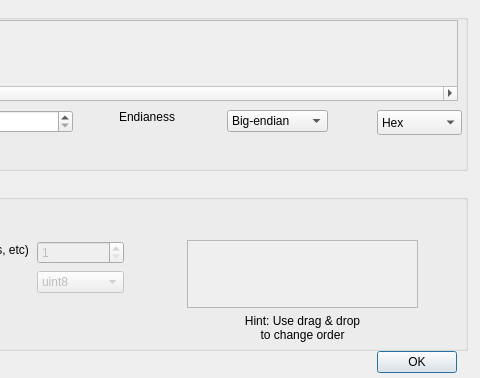
Above: src/LorrisAnalyzer/sourcedialog.ui from Tasssadar/Lorris before the change; both pictures show x 263 to 743 and y 0 to 378 of the 743 by 378 pixel window. Below: the same form after it.
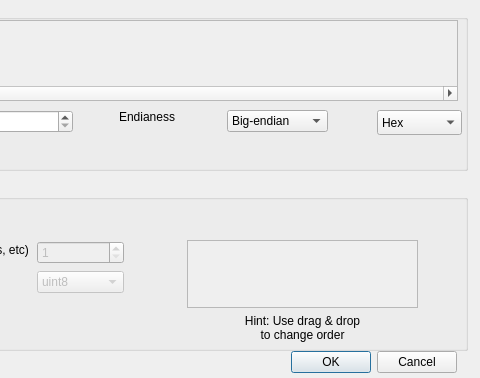
That is the form after the change.

What changed in the file:
```diff
--- a/src/LorrisAnalyzer/sourcedialog.ui
+++ b/src/LorrisAnalyzer/sourcedialog.ui
@@ -414,14 +414,17 @@
   <widget class="QDialogButtonBox" name="buttonBox">
    <property name="geometry">
     <rect>
-     <x>579</x>
+     <x>539</x>
      <y>350</y>
-     <width>141</width>
+     <width>181</width>
      <height>25</height>
     </rect>
    </property>
    <property name="standardButtons">
-    <set>QDialogButtonBox::Ok</set>
+    <set>QDialogButtonBox::Cancel|QDialogButtonBox::Ok</set>
+   </property>
+   <property name="centerButtons">
+    <bool>false</bool>
    </property>
   </widget>
  </widget>
```
Left out of the diff: 2 changed lines with no effect on the pictures.
